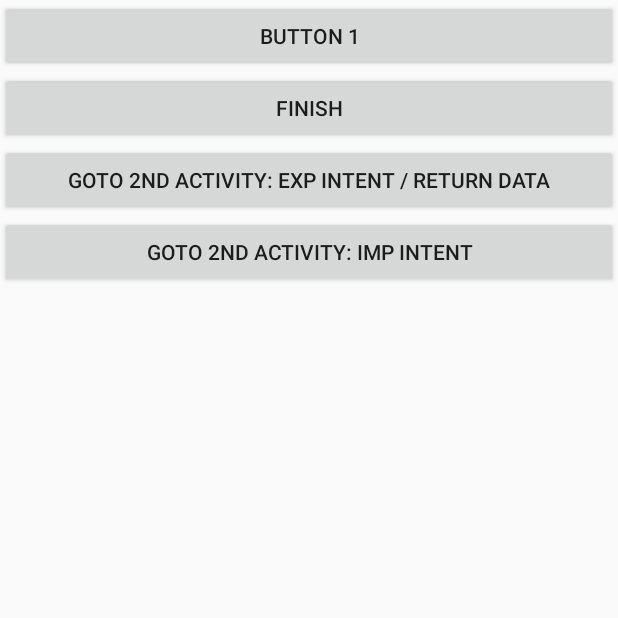
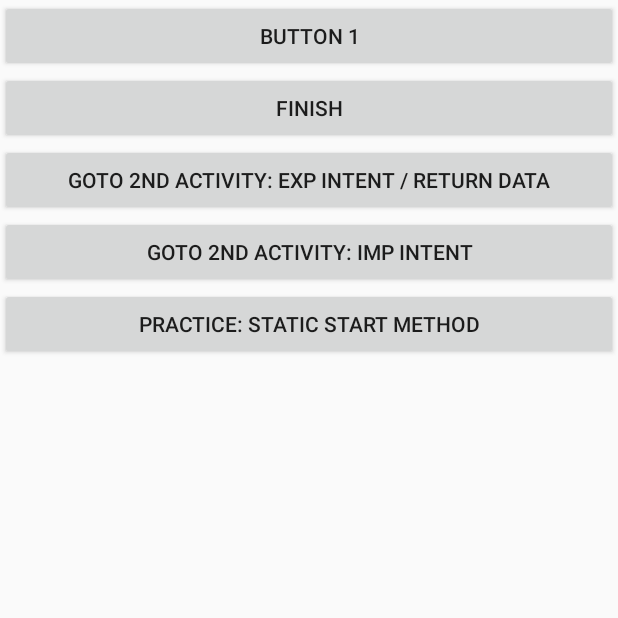
Before and after one commit to AlphaWang/AndroidFirstCode, an Android app: the screen it shows after launch (FirstActivity), on a phone screen of 412 x 824 dp, the top half of it. Run offline under Robolectric (Android 15) with nearby library versions, the phone set to English and light mode, and no system bars.

Commit message:
[android] [2.5] Intent - good practice: static start method

```diff
--- a/app/src/main/java/com/alphawang/andoridfirstcode/FirstActivity.java
+++ b/app/src/main/java/com/alphawang/andoridfirstcode/FirstActivity.java
@@ -25,6 +25,8 @@ public class FirstActivity extends Activity {
 
         expIntentEvent();
         impIntentEvent();
+
+        startMethod();
     }
 
     // 1. Button Event
@@ -44,7 +46,7 @@ public class FirstActivity extends Activity {
     // 2. Menu
     @Override
     public boolean onCreateOptionsMenu(Menu menu) {
-        getMenuInflater().inflate(R.menu.first_menu, menu);
+        getMenuInflater().inflate(R.menu.first_menu, menu); // source, dest
         return super.onCreateOptionsMenu(menu);
     }
 
@@ -116,4 +118,14 @@ public class FirstActivity extends Activity {
     }
 
 
+    // 6. static start method
+    private void startMethod() {
+        Button btn = (Button) findViewById(R.id.button_start_method);
+        btn.setOnClickListener(new View.OnClickListener() {
+            @Override
+            public void onClick(View v) {
+                SecondActivity.actionStart(FirstActivity.this, "Pass Data", "Pass description");
+            }
+        });
+    }
 }
--- a/app/src/main/res/layout/first_layout.xml
+++ b/app/src/main/res/layout/first_layout.xml
@@ -28,4 +28,10 @@
         android:layout_height="wrap_content"
         android:text="Goto 2nd activity: imp intent"/>
 
+    <Button
+        android:id="@+id/button_start_method"
+        android:layout_width="match_parent"
+        android:layout_height="wrap_content"
+        android:text="Practice: static start method"/>
+
 </LinearLayout>
```
Also changed, not shown: app/src/main/java/com/alphawang/andoridfirstcode/SecondActivity.java (+9 -0 lines).
